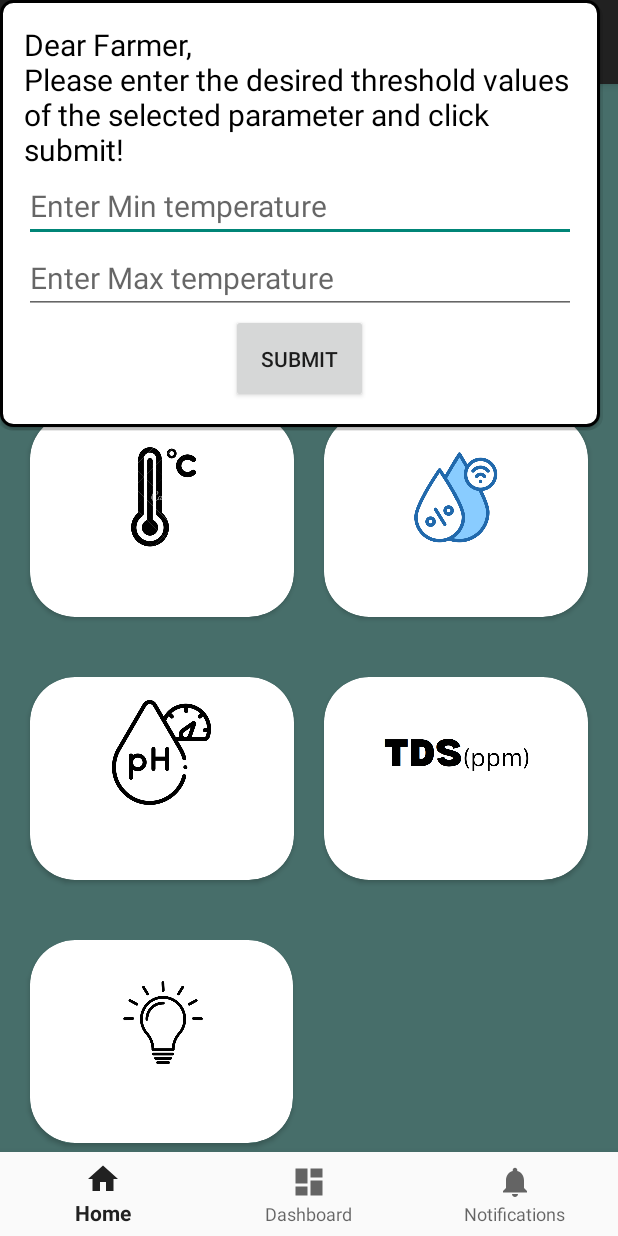
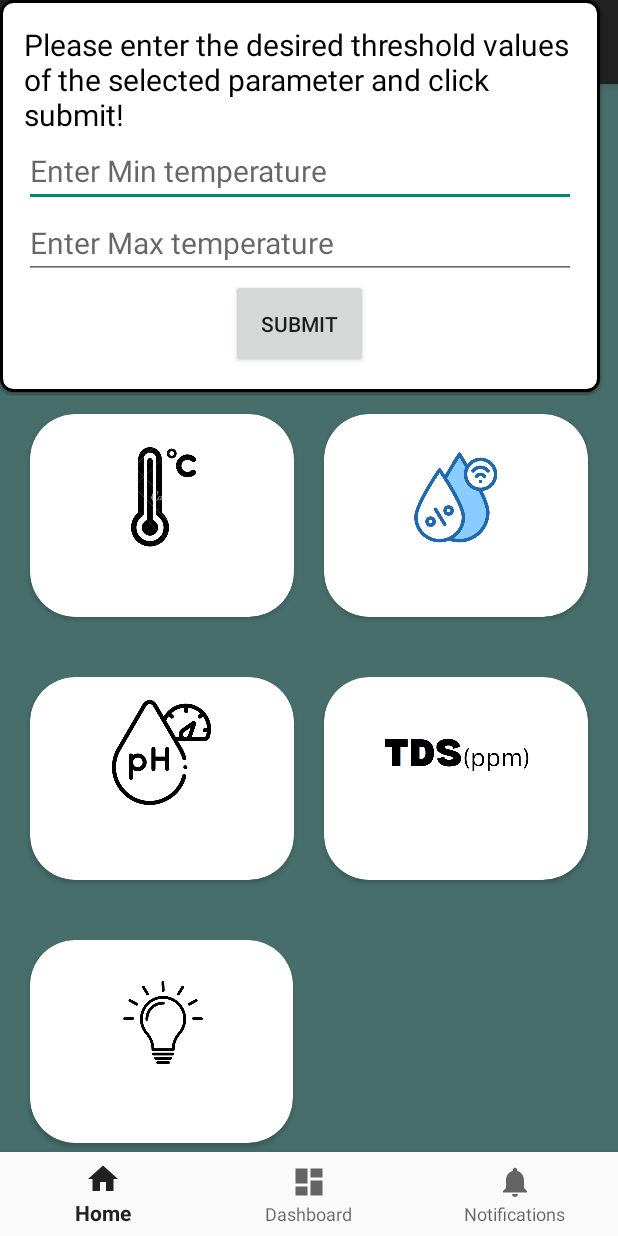
Before and after one commit to negiinj/Hydroponic-farm, an Android app: the MainActivity screen opened directly, with no data from a screen before it, after a tap on an icon or button, on a phone screen of 412 x 824 dp. Run offline under Robolectric (Android 15) with nearby library versions, the phone set to English and light mode, and no system bars; our stand-ins replace navigation-ui; 1 statement that could not run was skipped.

Commit message:
update in popup_layout.xml

```diff
--- a/app/src/main/res/layout/popup_layout.xml
+++ b/app/src/main/res/layout/popup_layout.xml
@@ -20,7 +20,7 @@
         <TextView
             android:layout_width="match_parent"
             android:layout_height="wrap_content"
-            android:text="Dear Farmer,\nPlease enter the desired threshold values of the selected parameter and click submit!"
+            android:text="Please enter the desired threshold values of the selected parameter and click submit!"
             android:textSize="20dp"
             android:textColor="@color/black">
         </TextView>
```
